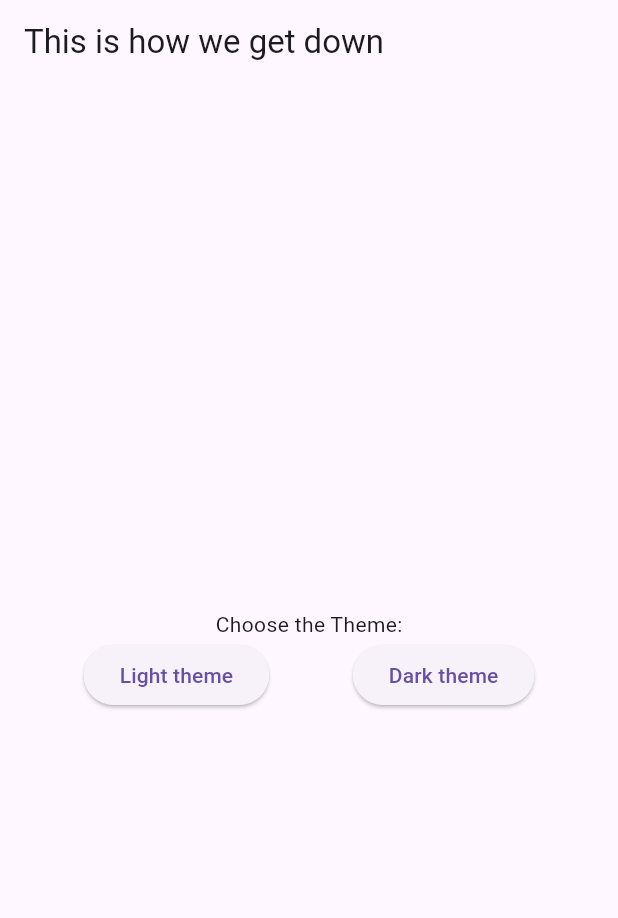
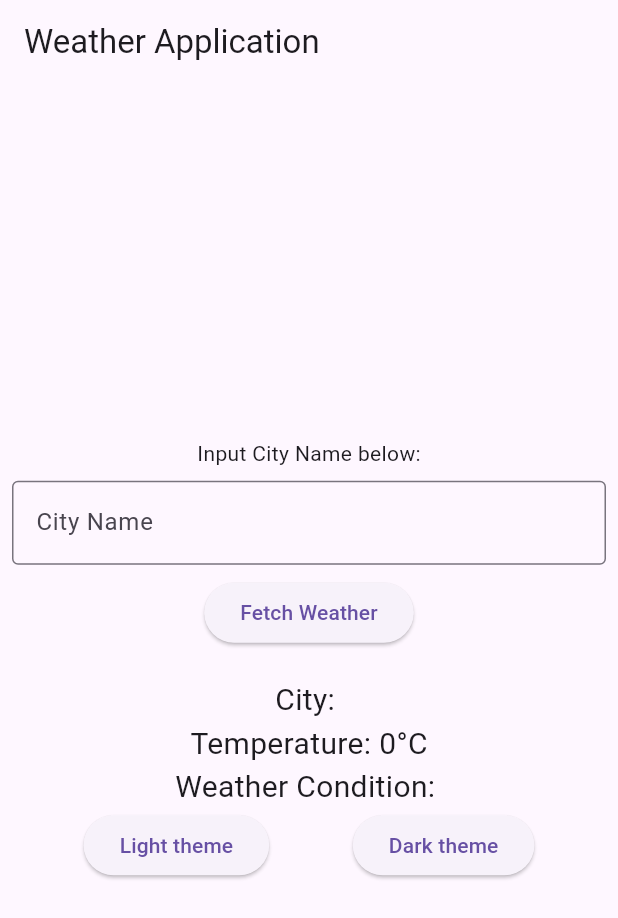
Before and after one commit to ewilliams153/WeatherApp_MAD25, a Flutter app: the screen it shows after launch, on a phone screen of 412 x 824 dp. Shown: the top 918 px of the screen. Run offline on Flutter 3.47's test engine with Material 3 defaults, Android fonts, the phone set to English and light mode, and no system bars.

Commit message:
Basic UI with input field and button + Simulated weather data for input city

```diff
--- a/weather_app/lib/main.dart
+++ b/weather_app/lib/main.dart
@@ -1,4 +1,5 @@
 import 'package:flutter/material.dart';
+import 'dart:math';
 
 void main() {
   runApp(RunMyApp());
@@ -11,65 +12,85 @@ class RunMyApp extends StatefulWidget {
   State<RunMyApp> createState() => _RunMyAppState();
 }
 
+class _RunMyAppState extends State<RunMyApp> {
+  ThemeMode _themeMode = ThemeMode.system;
+  final TextEditingController _controller = TextEditingController();
+  String cityName = '';
+  int temperature = 0;
+  String weatherCondition = '';
 
-class _RunMyAppState extends State<RunMyApp> {
-  //this is a variable that holds the location for the current theme, light, dark or system default
-  ThemeMode _themeMode = ThemeMode.system;
-
-  //this is a method that sets the theme to initial default and changes theme when used
-  //there is only 1 theme defined in the code - the default
   void changeTheme(ThemeMode themeMode) {
     setState(() {
       _themeMode = themeMode;
     });
   }
 
-  //this is where we build the widget tree/logistics
-  //Widget is a type of class that arleady has its parameters built, theres a default Widget,
+  void fetchWeather() {
+    setState(() {
+      cityName = _controller.text;
+      temperature = Random().nextInt(15) + 15;
+      weatherCondition = ['sunny', 'cloudy', 'rainy'][Random().nextInt(3)];
+    });
+  }
+
   @override
   Widget build(BuildContext context) {
-     //dependencies are here based on Material App
     return MaterialApp(
-      //class ThemeData is defined from the flutter/material.dart package
       theme: ThemeData(primarySwatch: Colors.blueGrey),
-
-      // standard dark theme
       darkTheme: ThemeData.dark(),
-      //the light theme of the app
       themeMode: _themeMode,
-      //debug banner
       debugShowCheckedModeBanner: false,
-      //home defined by the scaffold
       home: Scaffold(
-        //title
         appBar: AppBar(
-          title: Text('This is how we get down '),
+          title: Text('Weather Application'),
         ),
-        //main content, centered using the Center widget
         body: Center(
-          //there is a parent child structure, so child is nested within the parent
           child: Column(
             mainAxisAlignment: MainAxisAlignment.center,
             children: [
-              const Text(
-                'Choose the Theme:',
+              const Text('Input City Name below:'),
+              Padding(
+                padding: const EdgeInsets.all(8.0),
+                child: TextField(
+                  controller: _controller,
+                  decoration: InputDecoration(
+                    border: OutlineInputBorder(),
+                    labelText: 'City Name',
+                  ),
+                ),
+              ),
+              ElevatedButton(
+                onPressed: fetchWeather,
+                child: Text('Fetch Weather'),
+              ),
+              SizedBox(height: 20),
+              Text(
+                'City: $cityName',
+                style: TextStyle(fontSize: 20),
+              ),
+              Text(
+                'Temperature: $temperature°C',
+                style: TextStyle(fontSize: 20),
+              ),
+              Text(
+                'Weather Condition: $weatherCondition',
+                style: TextStyle(fontSize: 20),
               ),
               Row(
                 mainAxisAlignment: MainAxisAlignment.spaceEvenly,
                 children: [
-                  // Change theme & rebuild to
-                  // show it using these buttons
-                  //uses event listener "onPressed"
                   ElevatedButton(
                     onPressed: () {
                       changeTheme(ThemeMode.light);
                     },
-                      child: Text('Light theme')),
+                    child: Text('Light theme'),
+                  ),
                   ElevatedButton(
                     onPressed: () {
                       changeTheme(ThemeMode.dark);
                     },
-                      child: Text('Dark theme')),
+                    child: Text('Dark theme'),
+                  ),
                 ],
               ),
             ],
```
Also changed, not shown: 1 other file. Lines whose indentation alone changed are shown as unchanged.
